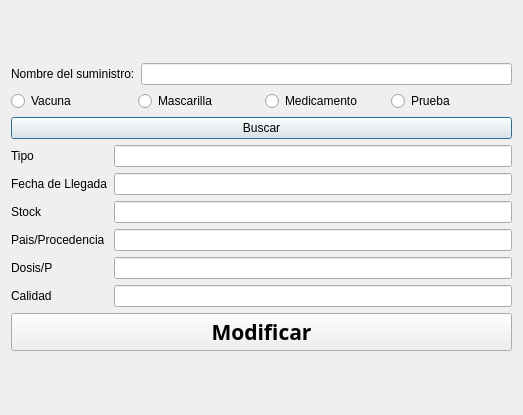
Above: SIPREC_CCII v1.1/buscar_sumi.ui from AlejandrVilla/SIPREC_CCII before the change. Below: the same form after it.
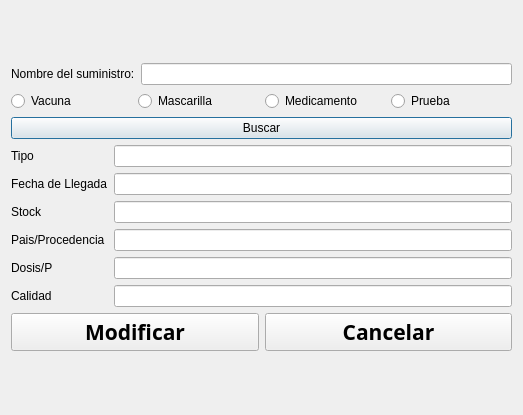
That is the form after the change. Icons and pictures are not drawn.

Patch:
```diff
--- a/SIPREC_CCII v1.1/buscar_sumi.ui
+++ b/SIPREC_CCII v1.1/buscar_sumi.ui
@@ -206,6 +206,8 @@
       </layout>
      </item>
      <item row="2" column="0">
+      <layout class="QHBoxLayout" name="horizontalLayout_3">
+       <item>
       <widget class="QPushButton" name="enviarpushbuton">
        <property name="font">
         <font>
@@ -222,6 +224,26 @@
         <string>Modificar</string>
        </property>
       </widget>
+       </item>
+       <item>
+        <widget class="QPushButton" name="cancelarpushbuton">
+         <property name="font">
+          <font>
+           <family>Berlin Sans FB Demi</family>
+           <pointsize>16</pointsize>
+           <weight>75</weight>
+           <bold>true</bold>
+          </font>
+         </property>
+         <property name="cursor">
+          <cursorShape>PointingHandCursor</cursorShape>
+         </property>
+         <property name="text">
+          <string>Cancelar</string>
+         </property>
+        </widget>
+       </item>
+      </layout>
      </item>
     </layout>
    </item>
```
Lines whose indentation alone changed are shown as unchanged.
